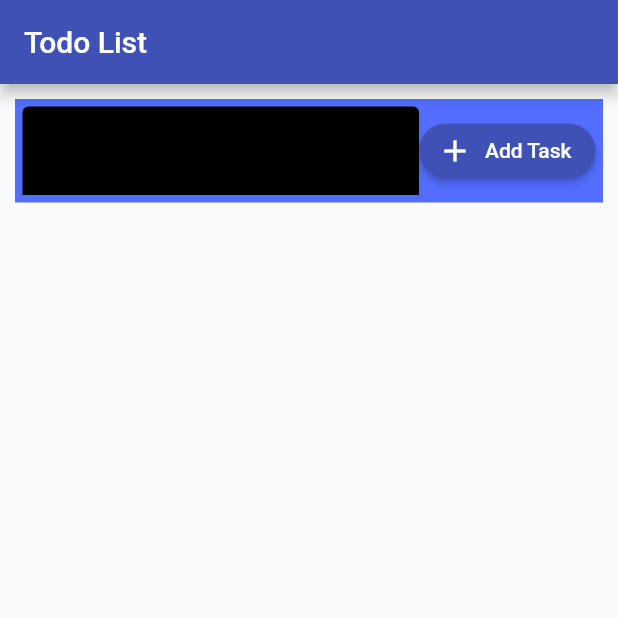
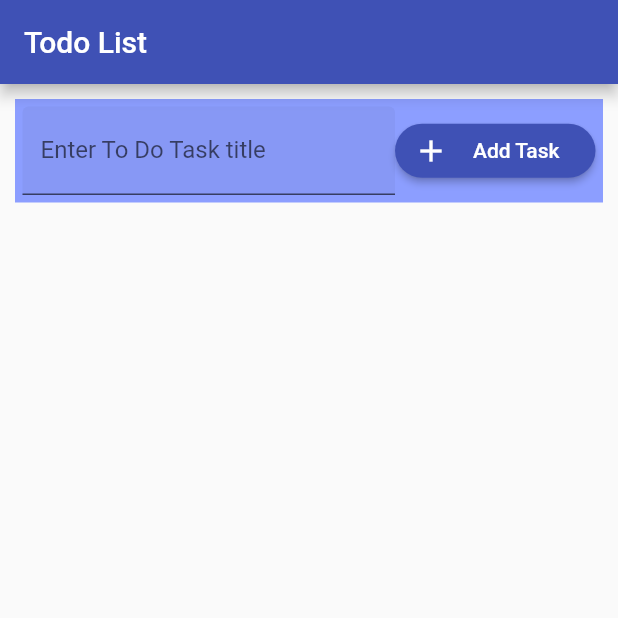
Before and after one commit to mjk22071998/todo_mobile_app, a Flutter app: the screen it shows after launch, on a phone screen of 412 x 824 dp, the top half of it. Run offline on Flutter 3.47's test engine with Material 2 defaults, Android fonts, the phone set to English and light mode, and no system bars; our stand-ins replace sqflite; accounts and stored records are empty.

```diff
--- a/lib/main.dart
+++ b/lib/main.dart
@@ -40,29 +40,31 @@ class _MyHomePageState extends State<MyHomePage> {
           children: [
             Container(
               padding: const EdgeInsets.all(5),
-                decoration: const BoxDecoration(color: Colors.indigoAccent),
+              decoration: const BoxDecoration(color: Color.fromARGB(255, 140, 158, 255)),
               child: Row(
                 children: [
                   const Expanded(
                       child: TextField(
                     decoration: InputDecoration(
                         filled: true,
-                          fillColor: Colors.black,
                         labelText: "Enter To Do Task title"),
                   )),
                   ElevatedButton.icon(
                     onPressed: () {},
                     icon: const Icon(Icons.add),
-                      label: const Text("Add Task"),
-                      style: ElevatedButton.styleFrom(
-                        shape: const StadiumBorder()
+                    label: const Padding(
+                      padding: EdgeInsets.all(8.0),
+                      child: Text("Add Task"),
                     ),
+                    style:
+                        ElevatedButton.styleFrom(shape: const StadiumBorder()),
                   )
                 ],
               ),
             ),
           ],
         ),
-        ));
+      ),
+    );
   }
 }
```
Also changed, not shown: 2 other files. Lines whose indentation alone changed are shown as unchanged.
